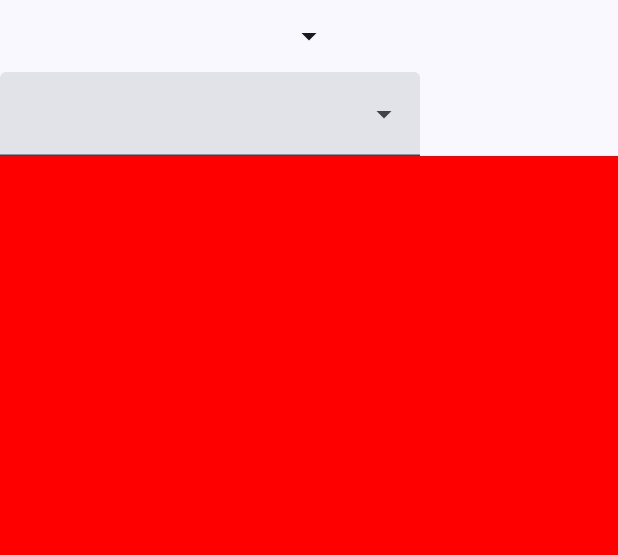
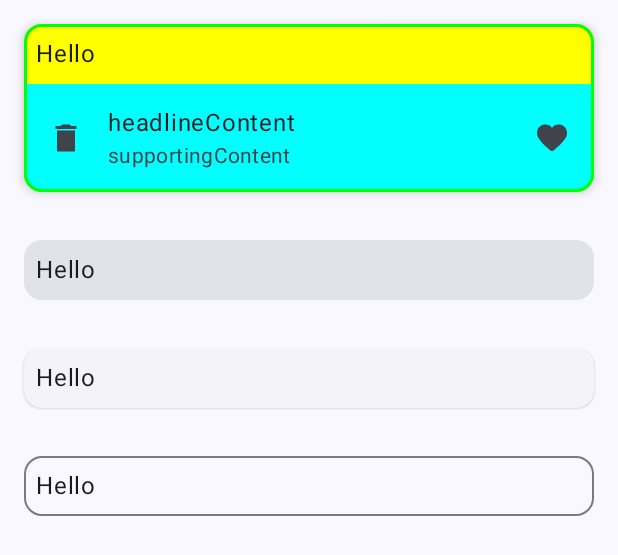
Before and after one commit to meuleuheu/JetpackComposeBasic, an Android app built with Jetpack Compose: the @Preview function GreetingPreview, on a phone screen of 412 x 824 dp. Shown: the top 555 px of the screen. Run offline under Robolectric (Android 15) with nearby library versions, the phone set to English and light mode, and no system bars; libraries missing offline, so code that uses them is left out: kotlinx.coroutines.launch, kotlinx.coroutines.selects.

Commit message:
Card & ListItem

```diff
--- a/app/src/main/java/com/example/jetpackcomposebasic/MainActivity.kt
+++ b/app/src/main/java/com/example/jetpackcomposebasic/MainActivity.kt
@@ -50,13 +50,19 @@ import androidx.compose.material.icons.filled.Info
 import androidx.compose.material.icons.filled.Refresh
 import androidx.compose.material.icons.filled.Search
 import androidx.compose.material.icons.filled.Settings
+import androidx.compose.material.icons.rounded.Favorite
+import androidx.compose.material.icons.sharp.Delete
+import androidx.compose.material.icons.sharp.Favorite
 import androidx.compose.material3.Button
 import androidx.compose.material3.ButtonColors
 import androidx.compose.material3.ButtonDefaults
+import androidx.compose.material3.Card
+import androidx.compose.material3.CardDefaults
 import androidx.compose.material3.Divider
 import androidx.compose.material3.DropdownMenu
 import androidx.compose.material3.DropdownMenuItem
 import androidx.compose.material3.ElevatedButton
+import androidx.compose.material3.ElevatedCard
 import androidx.compose.material3.ExperimentalMaterial3Api
 import androidx.compose.material3.ExposedDropdownMenuBox
 import androidx.compose.material3.ExposedDropdownMenuDefaults
@@ -64,8 +70,12 @@ import androidx.compose.material3.FilledTonalButton
 import androidx.compose.material3.HorizontalDivider
 import androidx.compose.material3.Icon
 import androidx.compose.material3.IconButton
+import androidx.compose.material3.ListItem
+import androidx.compose.material3.ListItemColors
+import androidx.compose.material3.ListItemDefaults
 import androidx.compose.material3.MaterialTheme
 import androidx.compose.material3.OutlinedButton
+import androidx.compose.material3.OutlinedCard
 import androidx.compose.material3.OutlinedTextField
 import androidx.compose.material3.Scaffold
 import androidx.compose.material3.Surface
@@ -736,6 +746,48 @@ fun Greeting11(name: String, modifier: Modifier) {
 }
 // No.11 end
 
+// No.12
+@Composable
+fun Greeting12(name: String, modifier: Modifier) {
+    Column {
+        Card (
+            Modifier.padding(16.dp).fillMaxWidth(),
+            elevation = CardDefaults.cardElevation(4.dp),   // do bong
+            colors = CardDefaults.cardColors(Color.Yellow),
+            border = BorderStroke(2.dp, color = Color.Green)
+        ) {
+            Text(text = "Hello", Modifier.padding(8.dp))
+            ListItem(
+                leadingContent = { Icon(imageVector = Icons.Sharp.Delete, contentDescription = null) },
+//                overlineContent = { Text("overlineContent") },
+                headlineContent = { Text("headlineContent") },
+                trailingContent = { Icon(imageVector = Icons.Rounded.Favorite, contentDescription = null) },
+                supportingContent = { Text("supportingContent")},
+                colors = ListItemDefaults.colors(Color.Cyan)
+            )
+        }
+
+        Card (
+            Modifier.padding(16.dp).fillMaxWidth()
+        ) {
+            Text(text = "Hello", Modifier.padding(8.dp))
+        }
+
+        ElevatedCard (
+            Modifier.padding(16.dp).fillMaxWidth()
+        ) {
+            Text(text = "Hello", Modifier.padding(8.dp))
+        }
+
+        OutlinedCard (
+            Modifier.padding(16.dp).fillMaxWidth()
+        ) {
+            Text(text = "Hello", Modifier.padding(8.dp))
+        }
+    }
+}
+// No.12 end
+
 @Preview(showBackground = true)
 @Composable
 fun GreetingPreview() {
@@ -744,7 +796,7 @@ fun GreetingPreview() {
             modifier = Modifier.fillMaxSize(),
             color = MaterialTheme.colorScheme.background
         ) {
-            Greeting11("Android", modifier = Modifier)
+            Greeting12("Android", modifier = Modifier)
         }
     }
 }
```
